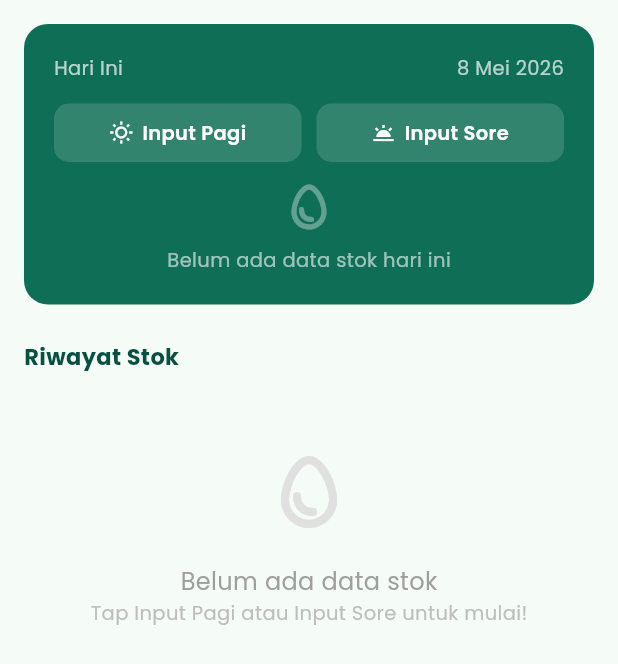
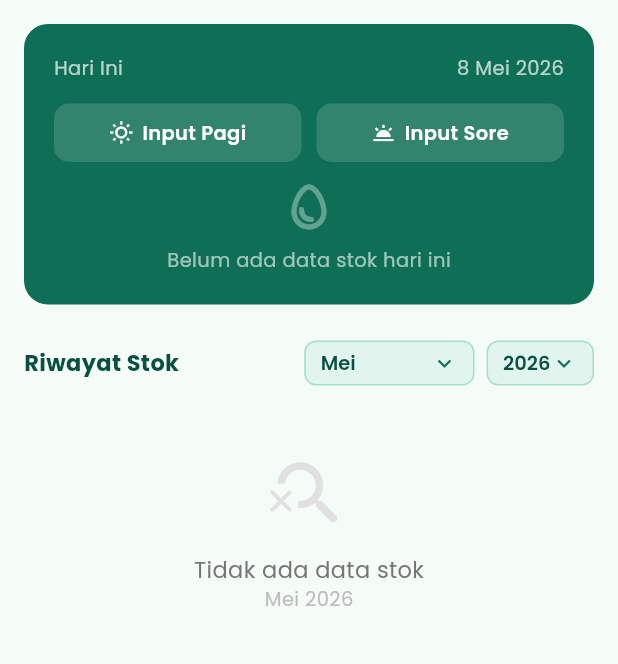
Before and after one commit to rakhalvaro/langgeng-barokah, a Flutter app: the StockScreen screen opened directly, on a phone screen of 412 x 824 dp. Shown: the top 664 px of the screen. Run offline on Flutter 3.47's test engine with Material 3 defaults, Android fonts, the phone set to English and light mode, and no system bars; our stand-ins replace cloud_firestore, firebase_core, google_fonts, package_info_plus, permission_handler; accounts and stored records are empty.

Commit message:
feat: add filter stock

```diff
--- a/lib/screens/stock_screen.dart
+++ b/lib/screens/stock_screen.dart
@@ -15,6 +15,25 @@ class _StockScreenState extends State<StockScreen> {
   static const Color kAccent = Color(0xFF1D9E75);
   static const Color kBg = Color(0xFFE1F5EE);
   static const Color kDark = Color(0xFF085041);
+
+  // Filter state — default ke bulan & tahun sekarang
+  late int _selectedMonth;
+  late int _selectedYear;
+
+  static const List<String> _monthNames = [
+    'Januari', 'Februari', 'Maret', 'April', 'Mei', 'Juni',
+    'Juli', 'Agustus', 'September', 'Oktober', 'November', 'Desember',
+  ];
+
+  @override
+  void initState() {
+    super.initState();
+    final now = DateTime.now();
+    _selectedMonth = now.month;
+    _selectedYear = now.year;
+  }
+
+  // ─── Helpers ────────────────────────────────────────────────────────────────
 
   String _todayId() {
     final now = DateTime.now();
@@ -54,16 +73,16 @@ class _StockScreenState extends State<StockScreen> {
     final yesterday = now.subtract(const Duration(days: 1));
     final yId =
         '${yesterday.year}-${yesterday.month.toString().padLeft(2, '0')}-${yesterday.day.toString().padLeft(2, '0')}';
-
     final stockDoc =
         await _firestore.collection('daily_stocks').doc(yId).get();
     if (!stockDoc.exists) return 0;
-
     final stock = DailyStock.fromMap(stockDoc.id, stockDoc.data()!);
     final soldKg = await _getSoldKgForDate(yesterday);
     final leftover = stock.totalAvailable - soldKg;
     return leftover < 0 ? 0 : leftover;
   }
+
+  // ─── Input dialog ────────────────────────────────────────────────────────────
 
   void _showInputDialog(
     BuildContext context, {
@@ -208,6 +227,8 @@ class _StockScreenState extends State<StockScreen> {
     );
   }
 
+  // ─── Build ───────────────────────────────────────────────────────────────────
+
   @override
   Widget build(BuildContext context) {
     return Scaffold(
@@ -226,39 +247,86 @@ class _StockScreenState extends State<StockScreen> {
           }
 
           final docs = snapshot.data!.docs;
-          final stocks = docs
+          final allStocks = docs
               .map((d) => DailyStock.fromMap(
                   d.id, d.data() as Map<String, dynamic>))
               .toList();
 
           final todayId = _todayId();
           final todayStock =
-              stocks.where((s) => s.id == todayId).firstOrNull;
+              allStocks.where((s) => s.id == todayId).firstOrNull;
+
+          // Filter berdasarkan bulan & tahun yang dipilih
+          final filteredStocks = allStocks
+              .where((s) =>
+                  s.date.month == _selectedMonth &&
+                  s.date.year == _selectedYear)
+              .toList();
+
+          // Kumpulkan tahun yang ada di data untuk dropdown
+          final availableYears = allStocks
+              .map((s) => s.date.year)
+              .toSet()
+              .toList()
+            ..sort((a, b) => b.compareTo(a));
+          if (!availableYears.contains(_selectedYear)) {
+            availableYears.add(_selectedYear);
+            availableYears.sort((a, b) => b.compareTo(a));
+          }
 
           return CustomScrollView(
             slivers: [
+              // Card hari ini
               SliverToBoxAdapter(child: _buildTodayCard(todayStock)),
+
+              // Header riwayat + dropdown filter
               SliverToBoxAdapter(
                 child: Padding(
-                  padding: const EdgeInsets.symmetric(
-                      horizontal: 16, vertical: 8),
-                  child: Text(
-                    'Riwayat Stok',
-                    style: GoogleFonts.poppins(
-                        fontSize: 15,
-                        fontWeight: FontWeight.bold,
-                        color: kDark),
+                  padding: const EdgeInsets.fromLTRB(16, 8, 16, 4),
+                  child: Row(
+                    children: [
+                      Text(
+                        'Riwayat Stok',
+                        style: GoogleFonts.poppins(
+                            fontSize: 15,
+                            fontWeight: FontWeight.bold,
+                            color: kDark),
+                      ),
+                      const Spacer(),
+                      // Dropdown Bulan
+                      _buildDropdown<int>(
+                        value: _selectedMonth,
+                        items: List.generate(12, (i) => i + 1),
+                        labelBuilder: (m) => _monthNames[m - 1],
+                        onChanged: (v) =>
+                            setState(() => _selectedMonth = v!),
+                      ),
+                      const SizedBox(width: 8),
+                      // Dropdown Tahun
+                      _buildDropdown<int>(
+                        value: _selectedYear,
+                        items: availableYears,
+                        labelBuilder: (y) => y.toString(),
+                        onChanged: (v) =>
+                            setState(() => _selectedYear = v!),
+                      ),
+                    ],
                   ),
                 ),
               ),
-              stocks.isEmpty
-                  ? SliverToBoxAdapter(child: _emptyState())
+
+              // List riwayat terfilter
+              filteredStocks.isEmpty
+                  ? SliverToBoxAdapter(
+                      child: _emptyFilterState(
+                          _monthNames[_selectedMonth - 1], _selectedYear))
                   : SliverList(
                       delegate: SliverChildBuilderDelegate(
-                        (ctx, i) => _buildHistoryCard(stocks[i]),
-                        childCount: stocks.length,
+                        (ctx, i) => _buildHistoryCard(filteredStocks[i]),
+                        childCount: filteredStocks.length,
                       ),
                     ),
+
               const SliverToBoxAdapter(child: SizedBox(height: 32)),
             ],
           );
@@ -266,6 +334,47 @@ class _StockScreenState extends State<StockScreen> {
       ),
     );
   }
+
+  // ─── Dropdown helper ─────────────────────────────────────────────────────────
+
+  Widget _buildDropdown<T>({
+    required T value,
+    required List<T> items,
+    required String Function(T) labelBuilder,
+    required ValueChanged<T?> onChanged,
+  }) {
+    return Container(
+      padding: const EdgeInsets.symmetric(horizontal: 10, vertical: 2),
+      decoration: BoxDecoration(
+        color: kBg,
+        borderRadius: BorderRadius.circular(8),
+        border: Border.all(color: const Color(0xFF9FE1CB)),
+      ),
+      child: DropdownButtonHideUnderline(
+        child: DropdownButton<T>(
+          value: value,
+          isDense: true,
+          icon: const Icon(Icons.keyboard_arrow_down,
+              size: 18, color: kPrimary),
+          style: GoogleFonts.poppins(
+              fontSize: 13,
+              fontWeight: FontWeight.w600,
+              color: kDark),
+          dropdownColor: Colors.white,
+          borderRadius: BorderRadius.circular(10),
+          items: items
+              .map((item) => DropdownMenuItem<T>(
+                    value: item,
+                    child: Text(labelBuilder(item)),
+                  ))
+              .toList(),
+          onChanged: onChanged,
+        ),
+      ),
+    );
+  }
+
+  // ─── Today card ──────────────────────────────────────────────────────────────
 
   Widget _buildTodayCard(DailyStock? stock) {
     final now = DateTime.now();
@@ -357,7 +466,8 @@ class _StockScreenState extends State<StockScreen> {
                               children: [
                                 Text('Sisa Kemarin',
                                     style: GoogleFonts.poppins(
-                                        color: Colors.white70, fontSize: 11)),
+                                        color: Colors.white70,
+                                        fontSize: 11)),
                                 Text(_formatKg(stock.previousLeftover),
                                     style: GoogleFonts.poppins(
                                         color: Colors.white,
@@ -374,7 +484,8 @@ class _StockScreenState extends State<StockScreen> {
                               children: [
                                 Text('Masuk Hari Ini',
                                     style: GoogleFonts.poppins(
-                                        color: Colors.white70, fontSize: 11)),
+                                        color: Colors.white70,
+                                        fontSize: 11)),
                                 Text(_formatKg(stock.totalIn),
                                     style: GoogleFonts.poppins(
                                         color: Colors.white,
@@ -399,7 +510,8 @@ class _StockScreenState extends State<StockScreen> {
                               children: [
                                 Text('Total Tersedia',
                                     style: GoogleFonts.poppins(
-                                        color: Colors.white70, fontSize: 11)),
+                                        color: Colors.white70,
+                                        fontSize: 11)),
                                 Text(_formatKg(totalAvailable.toDouble()),
                                     style: GoogleFonts.poppins(
                                         color: Colors.white,
@@ -416,7 +528,8 @@ class _StockScreenState extends State<StockScreen> {
                               children: [
                                 Text('Terjual',
                                     style: GoogleFonts.poppins(
-                                        color: Colors.white70, fontSize: 11)),
+                                        color: Colors.white70,
+                                        fontSize: 11)),
                                 Text(_formatKg(soldKg),
                                     style: GoogleFonts.poppins(
                                         color: soldKg > 0
@@ -560,7 +673,7 @@ class _StockScreenState extends State<StockScreen> {
     );
   }
 
-  // ─── History Card: 3 chip ───────────────────────────────────────────────────
+  // ─── History Card: 3 chip ────────────────────────────────────────────────────
 
   Widget _buildHistoryCard(DailyStock stock) {
     return FutureBuilder<double>(
@@ -680,7 +793,7 @@ class _StockScreenState extends State<StockScreen> {
     );
   }
 
-  /// Chip panen — Pagi + Sore berdampingan + total, flex:2 agar lebar
+  /// Chip panen — Pagi + Sore + Total, flex:2
   Widget _historyChipPanen(String pagi, String sore, String total) {
     return Expanded(
       flex: 2,
@@ -695,7 +808,6 @@ class _StockScreenState extends State<StockScreen> {
           children: [
             Icon(Icons.egg_outlined, size: 20, color: kAccent),
             const SizedBox(height: 6),
-            // Pagi + Sore berdampingan
             Row(
               mainAxisAlignment: MainAxisAlignment.spaceEvenly,
               children: [
@@ -733,7 +845,6 @@ class _StockScreenState extends State<StockScreen> {
             const SizedBox(height: 6),
             Divider(height: 1, color: const Color(0xFF9FE1CB)),
             const SizedBox(height: 6),
-            // Total panen hari ini
             Text('Total Panen',
                 style: GoogleFonts.poppins(
                     fontSize: 11, color: Colors.grey[500])),
@@ -749,7 +860,28 @@ class _StockScreenState extends State<StockScreen> {
     );
   }
 
-  // ─── Empty state ────────────────────────────────────────────────────────────
+  // ─── Empty states ────────────────────────────────────────────────────────────
+
+  /// Tampil ketika filter bulan+tahun tidak ada datanya
+  Widget _emptyFilterState(String bulan, int tahun) {
+    return Center(
+      child: Padding(
+        padding: const EdgeInsets.symmetric(vertical: 40),
+        child: Column(
+          children: [
+            Icon(Icons.search_off_rounded, size: 56, color: Colors.grey[300]),
+            const SizedBox(height: 12),
+            Text('Tidak ada data stok',
+                style: GoogleFonts.poppins(
+                    fontSize: 15, color: Colors.grey[600])),
+            Text('$bulan $tahun',
+                style: GoogleFonts.poppins(
+                    fontSize: 13, color: Colors.grey[400])),
+          ],
+        ),
+      ),
+    );
+  }
 
   Widget _emptyState() {
     return Center(
@@ -759,8 +891,7 @@ class _StockScreenState extends State<StockScreen> {
           Icon(Icons.egg_outlined, size: 64, color: Colors.grey[300]),
           const SizedBox(height: 16),
           Text('Belum ada data stok',
-              style:
-                  GoogleFonts.poppins(fontSize: 16, color: Colors.grey)),
+              style: GoogleFonts.poppins(fontSize: 16, color: Colors.grey)),
           Text('Tap Input Pagi atau Input Sore untuk mulai!',
               style: GoogleFonts.poppins(
                   fontSize: 13, color: Colors.grey[400])),
```
